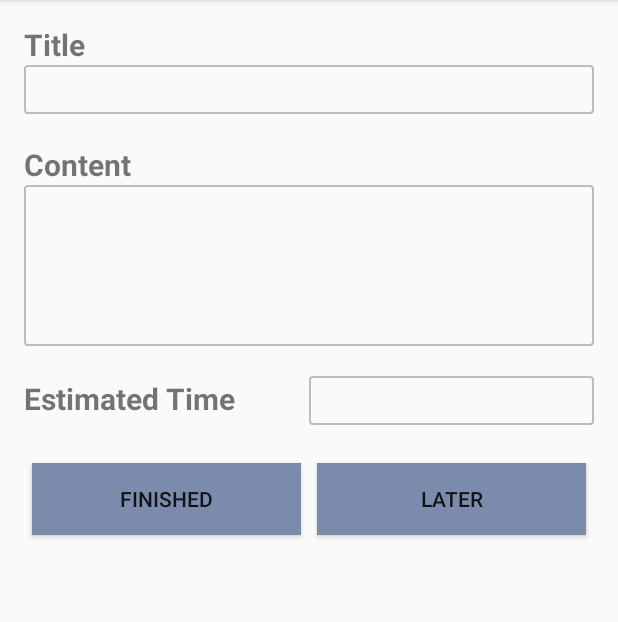
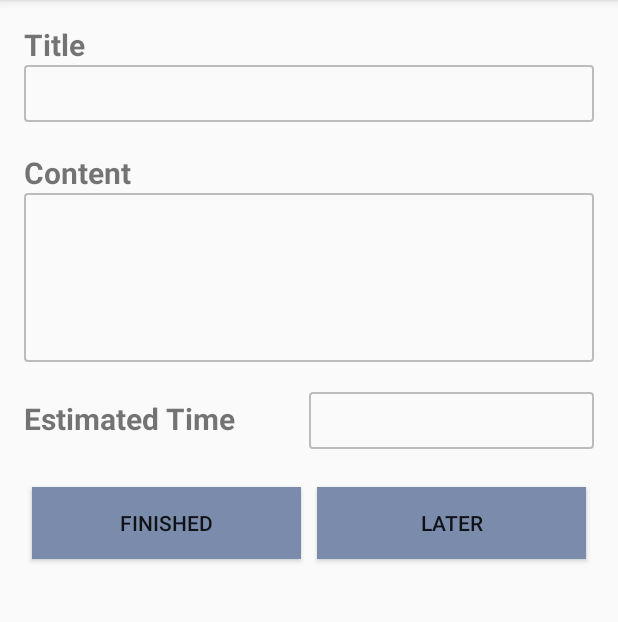
Before and after one commit to ShawnDuan/simpleTodo, an Android app: the ItemOngoingActivity screen opened directly, with no data from a screen before it, on a phone screen of 412 x 824 dp, the part 84-706 px from its top. Run offline under Robolectric (Android 15) with nearby library versions, the phone set to English and light mode, and no system bars; libraries missing offline, so code that uses them is left out: io.realm; 6 statements that could not run were skipped.

Commit message:
Some styling stuff.

```diff
--- a/app/src/main/java/com/shawn_duan/simpletodo/models/WhatTodoFragment.java
+++ b/app/src/main/java/com/shawn_duan/simpletodo/models/WhatTodoFragment.java
@@ -108,14 +108,16 @@ public class WhatTodoFragment extends DialogFragment {
 
     @Override
     public Dialog onCreateDialog(Bundle savedInstanceState) {
-        return super.onCreateDialog(savedInstanceState);
+        Dialog dialog = super.onCreateDialog(savedInstanceState);
+        dialog.setTitle("Find Something To Do");
+        return dialog;
     }
 
     // TODO: more comprehensive logic can be performed here.
     private TodoItem getItemBasedOnEstimatedTime(int givenTime) {
         RealmResults<TodoItem> availableItems = mRealm.where(TodoItem.class)
                 .equalTo("isDone", false)
-                .lessThanOrEqualTo("estimateTimeInMin", givenTime)
+                .between("estimateTimeInMin", 1, givenTime)
                 .findAll().sort("estimateTimeInMin", Sort.DESCENDING);
         TodoItem item = availableItems.where().findFirst();
         return item;
--- a/app/src/main/res/layout/activity_ongoing.xml
+++ b/app/src/main/res/layout/activity_ongoing.xml
@@ -25,17 +25,14 @@
             android:text="Title"
             android:layout_width="wrap_content"
             android:layout_height="wrap_content"
-            android:textSize="20sp"
-            android:textStyle="bold"/>
+            android:theme="@style/MyFormTextViewStyle"/>
 
         <TextView
             android:id="@+id/tvTitle"
             android:layout_width="match_parent"
             android:layout_height="wrap_content"
             android:lines="1"
-            android:textSize="16sp"
-            android:padding="5dp"
-            android:background="@drawable/bg_uneditable_rectangle"
+            android:theme="@style/MyFormUneditableEditTextStyle"
             android:layout_marginBottom="20dp"
             android:layout_below="@id/tvTT"/>
 
@@ -44,8 +41,7 @@
             android:text="Content"
             android:layout_width="wrap_content"
             android:layout_height="wrap_content"
-            android:textSize="20sp"
-            android:textStyle="bold"
+            android:theme="@style/MyFormTextViewStyle"
             android:layout_below="@id/tvTitle"/>
 
         <TextView
@@ -53,9 +49,7 @@
             android:layout_width="match_parent"
             android:layout_height="wrap_content"
             android:lines="5"
-            android:textSize="16sp"
-            android:padding="5dp"
-            android:background="@drawable/bg_uneditable_rectangle"
+            android:theme="@style/MyFormUneditableEditTextStyle"
             android:layout_marginBottom="20dp"
             android:layout_below="@id/tvCC"/>
 
@@ -72,17 +66,14 @@
                 android:layout_height="wrap_content"
                 android:layout_weight="1"
                 android:text="Estimated Time"
-                android:textSize="20sp"
-                android:textStyle="bold"/>
+                android:theme="@style/MyFormTextViewStyle"/>
 
             <TextView
                 android:id="@+id/tvTime"
                 android:layout_width="0dp"
                 android:layout_height="wrap_content"
                 android:layout_weight="1"
-                android:textSize="16sp"
-                android:padding="5dp"
-                android:background="@drawable/bg_uneditable_rectangle"
+                android:theme="@style/MyFormUneditableEditTextStyle"
                 android:gravity="center"/>
         </LinearLayout>
 
--- a/app/src/main/res/values/styles.xml
+++ b/app/src/main/res/values/styles.xml
@@ -7,6 +7,7 @@
         <item name="colorPrimaryDark">@color/customize_Dark</item>
         <item name="colorAccent">@color/customize_Light</item>
         <item name="android:dialogTheme">@style/AppDialogTheme</item>
+        <item name="editTextStyle">@style/MyFormEditTextStyle</item>
     </style>
 
     <!-- Define your custom dialog theme here extending from base -->
@@ -37,12 +38,23 @@
         <item name="android:textColor">@color/black</item>
     </style>
 
-    <!--<style name="Toolbar.TitleText" parent="TextAppearance.Widget.AppCompat.Toolbar.Title">-->
-        <!--<item name="android:textColor">@android:color/black</item>-->
-        <!--<item name="android:background">@android:color/background_light</item>-->
-        <!--<item name="android:textSize">21sp</item>-->
-        <!--<item name="android:textStyle">italic</item>-->
-    <!--</style>-->
+    <style name="MyFormTextViewStyle">
+        <item name="android:textSize">20dp</item>
+        <item name="android:textStyle">bold</item>
+    </style>
+
+
+    <style name="MyFormEditTextStyle" parent="@android:style/Widget.EditText">
+        <item name="android:textSize">16dp</item>
+        <item name="android:padding">8dp</item>
+        <item name="android:background">@drawable/bg_rectangle</item>
+    </style>
+
+    <style name="MyFormUneditableEditTextStyle">
+        <item name="android:textSize">16dp</item>
+        <item name="android:padding">8dp</item>
+        <item name="android:background">@drawable/bg_uneditable_rectangle</item>
+    </style>
 
 
 
```
Also changed, not shown: app/src/main/res/layout/fragment_edit_item.xml (+18 -18 lines), app/src/main/res/layout/fragment_what_to_do.xml (+15 -13 lines), 1 other file.
